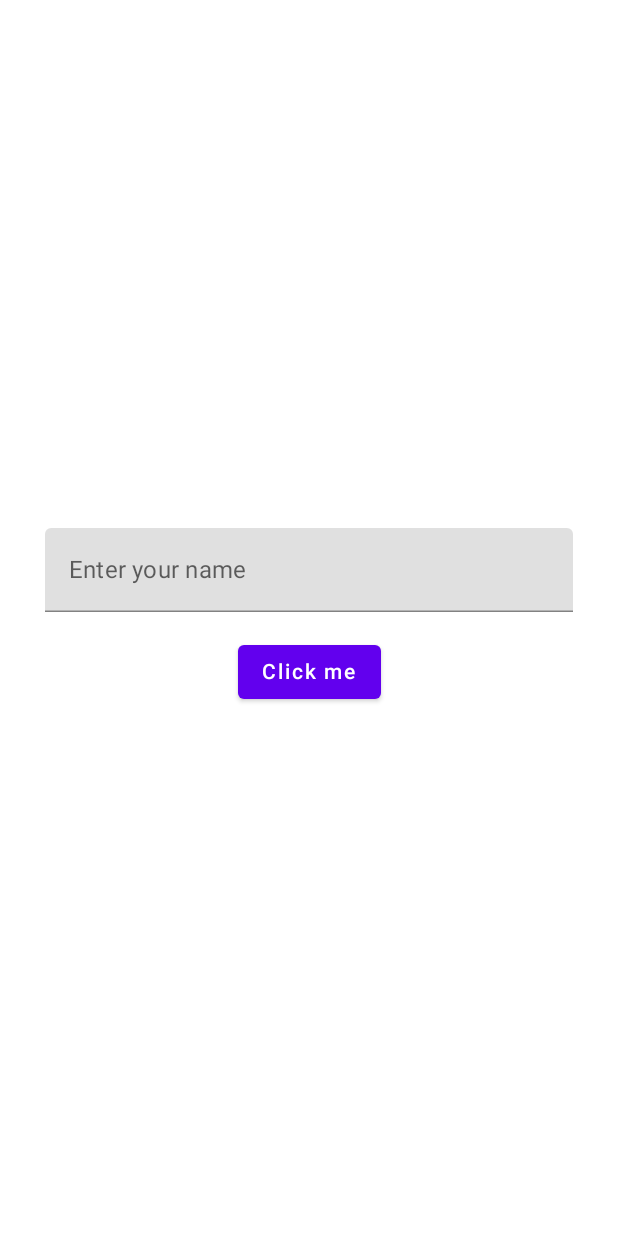
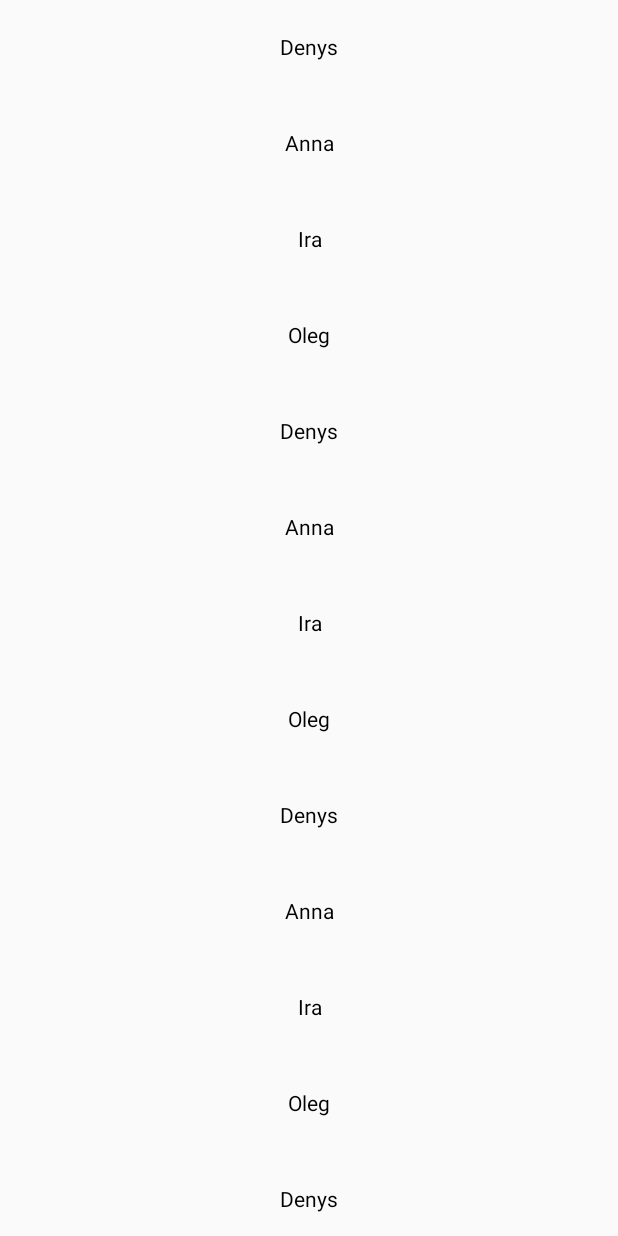
Before and after one commit to DenisFedak84/ComposeNorway, an Android app built with Jetpack Compose: the screen it shows after launch (MainActivity), on a phone screen of 412 x 824 dp. Run offline under Robolectric (Android 15) with nearby library versions, the phone set to English and light mode, and no system bars.

Commit message:
Added ListItem

```diff
--- /dev/null
+++ b/app/src/main/java/com/example/composenorway/ListItem.kt
@@ -0,0 +1,46 @@
+package com.example.composenorway
+
+import androidx.compose.foundation.layout.fillMaxWidth
+import androidx.compose.foundation.layout.padding
+import androidx.compose.foundation.lazy.LazyColumn
+import androidx.compose.foundation.lazy.items
+import androidx.compose.material.Text
+import androidx.compose.runtime.Composable
+import androidx.compose.ui.Modifier
+import androidx.compose.ui.text.style.TextAlign
+import androidx.compose.ui.unit.dp
+import com.example.composenorway.data.TestData
+
+@Composable
+fun ListItem() {
+
+    val list = mutableListOf<TestData>()
+    list.add(TestData("click", "Denys"))
+    list.add(TestData("show", "Anna"))
+    list.add(TestData("click", "Ira"))
+    list.add(TestData("show", "Oleg"))
+    list.add(TestData("click", "Denys"))
+    list.add(TestData("show", "Anna"))
+    list.add(TestData("click", "Ira"))
+    list.add(TestData("show", "Oleg"))
+    list.add(TestData("click", "Denys"))
+    list.add(TestData("show", "Anna"))
+    list.add(TestData("click", "Ira"))
+    list.add(TestData("show", "Oleg"))
+    list.add(TestData("click", "Denys"))
+    list.add(TestData("show", "Anna"))
+    list.add(TestData("click", "Ira"))
+    list.add(TestData("show", "Oleg"))
+
+    LazyColumn() {
+        items(list) { item ->
+            Text(
+                modifier = Modifier
+                    .fillMaxWidth()
+                    .padding(vertical = 24.dp),
+                textAlign = TextAlign.Center,
+                text = item.name
+            )
+        }
+    }
+}
--- a/app/src/main/java/com/example/composenorway/MainActivity.kt
+++ b/app/src/main/java/com/example/composenorway/MainActivity.kt
@@ -9,7 +9,7 @@ class MainActivity : ComponentActivity() {
     override fun onCreate(savedInstanceState: Bundle?) {
         super.onCreate(savedInstanceState)
         setContent {
-            EditTextItem()
+            ListItem()
         }
     }
 }
--- /dev/null
+++ b/app/src/main/java/com/example/composenorway/data/TestData.kt
@@ -0,0 +1,6 @@
+package com.example.composenorway.data
+
+data class TestData(
+    val action: String,
+    val name: String
+)
```
